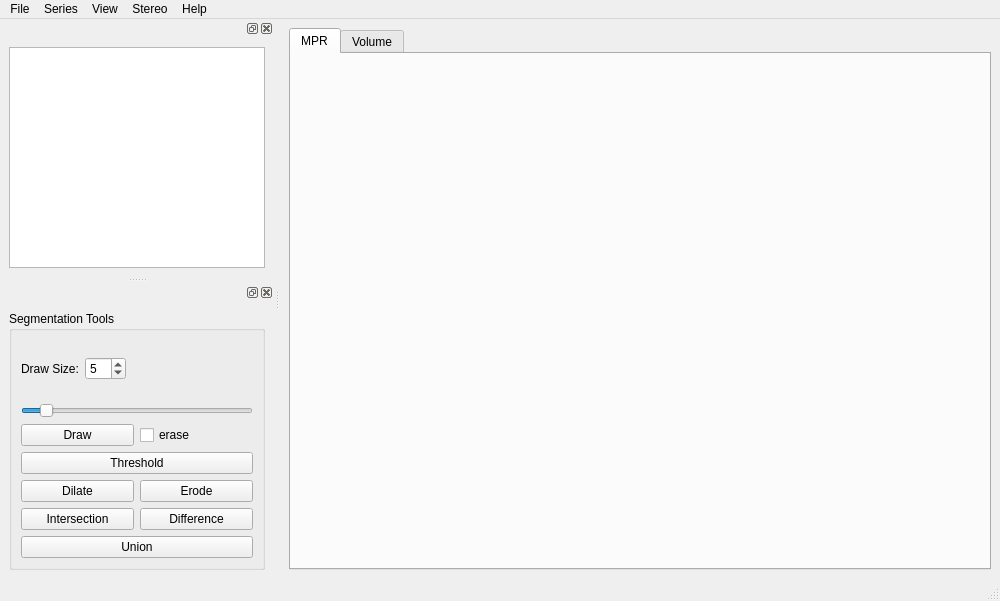
hmeyer/perfusionkit, file MainWindow.ui: the form before one commit.
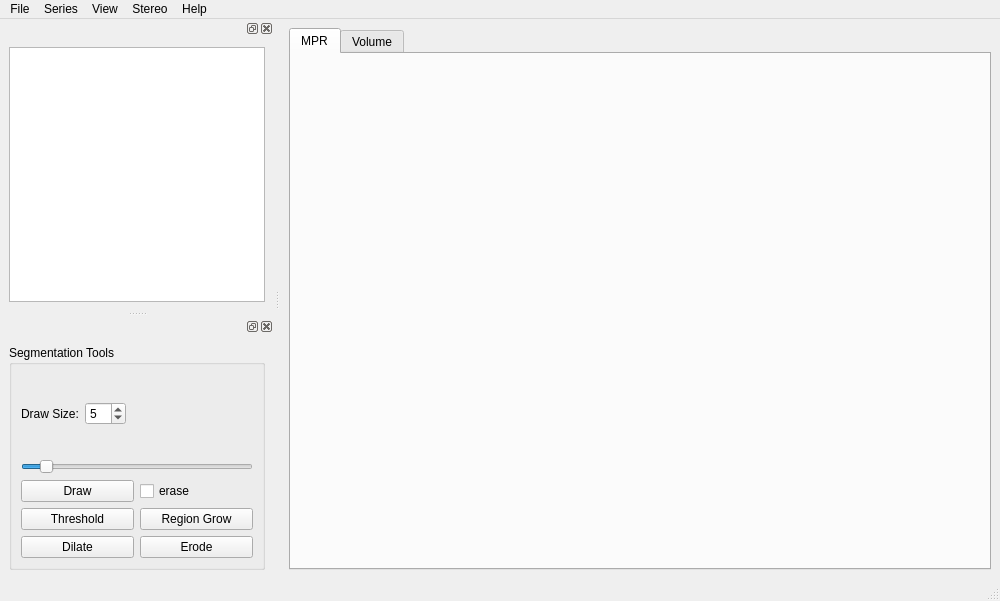
The form after the commit. Custom widgets are drawn as their Qt base class.

Commit message: region grow support

Patch:
```diff
--- a/MainWindow.ui
+++ b/MainWindow.ui
@@ -270,26 +270,6 @@
           </property>
          </widget>
         </item>
-        <item row="6" column="0">
-         <widget class="QPushButton" name="buttonIntersection">
-          <property name="enabled">
-           <bool>true</bool>
-          </property>
-          <property name="text">
-           <string>Intersection</string>
-          </property>
-         </widget>
-        </item>
-        <item row="6" column="1">
-         <widget class="QPushButton" name="buttonDifference">
-          <property name="enabled">
-           <bool>true</bool>
-          </property>
-          <property name="text">
-           <string>Difference</string>
-          </property>
-         </widget>
-        </item>
         <item row="3" column="1">
          <widget class="QCheckBox" name="checkErase">
           <property name="text">
@@ -307,20 +287,20 @@
           </property>
          </widget>
         </item>
-        <item row="4" column="0" colspan="2">
+        <item row="4" column="0">
          <widget class="QPushButton" name="buttonThreshold">
           <property name="text">
            <string>Threshold</string>
           </property>
          </widget>
         </item>
-        <item row="7" column="0" colspan="2">
-         <widget class="QPushButton" name="buttonUnion">
+        <item row="4" column="1">
+         <widget class="QPushButton" name="buttonRegionGrow">
           <property name="enabled">
            <bool>true</bool>
           </property>
           <property name="text">
-           <string>Union</string>
+           <string>Region Grow</string>
           </property>
          </widget>
         </item>
```
The commit also changes 11 other files.
